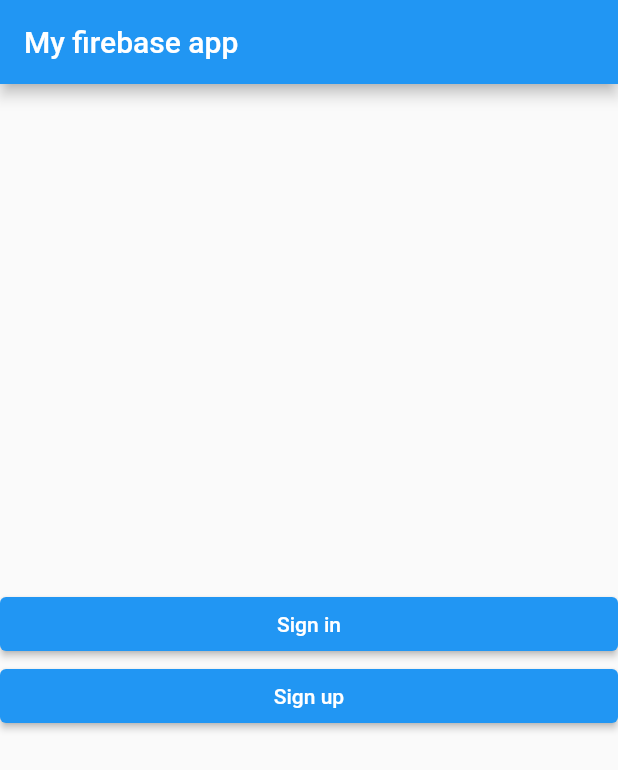
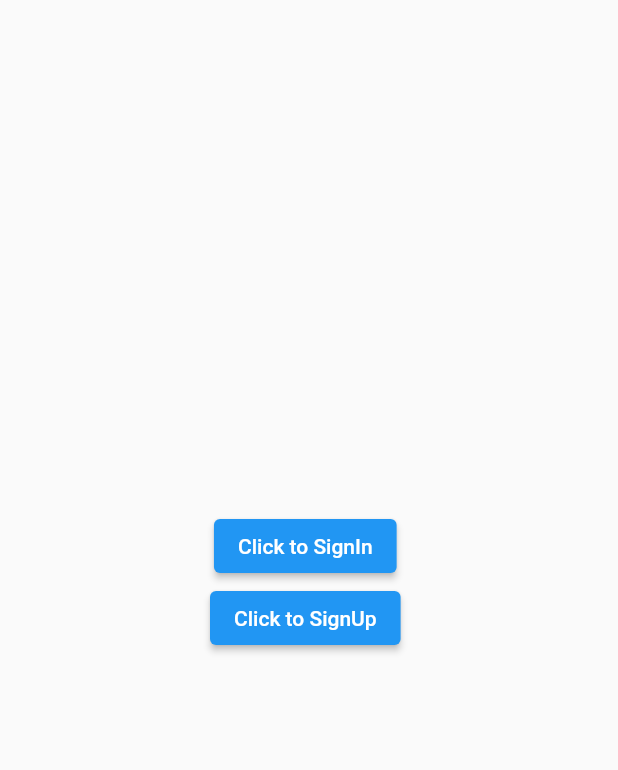
Before and after one commit to thathsaranipun/Flutter_Test, a Flutter app: the screen it shows after launch, on a phone screen of 412 x 824 dp. Shown: the top 770 px of the screen. Run offline on Flutter 3.47's test engine with Material 2 defaults, Android fonts, the phone set to English and light mode, and no system bars; our stand-ins replace firebase_auth, firebase_core; accounts and stored records are empty.

Commit message:
Added styles for pages

```diff
--- a/lib/Pages/home.dart
+++ b/lib/Pages/home.dart
@@ -1,4 +1,3 @@
-// ignore_for_file: unnecessary_import
 
 import 'package:check/Setup/calculator.dart';
 import 'package:check/Setup/photo.dart';
--- a/lib/Setup/calculator.dart
+++ b/lib/Setup/calculator.dart
@@ -12,8 +12,7 @@ List content = ["1","2","3","+","4","5","6","-","7","8","9","*","C","0",".","/",
 
   @override
   Widget build(BuildContext context) {
-    return MaterialApp(
-      home: Scaffold(
+    return Scaffold(
         appBar: AppBar(
           title: Text("Calculator"),
         ),
@@ -41,7 +40,7 @@ List content = ["1","2","3","+","4","5","6","-","7","8","9","*","C","0",".","/",
             ),
           ],
         ),
-      ),
+
     );
   }
 
--- a/lib/Setup/currency.dart
+++ b/lib/Setup/currency.dart
@@ -12,7 +12,7 @@ class CurrencyConverter extends StatefulWidget {
 
 class _CurrencyConverterState extends State<CurrencyConverter> {
   final fromTextController = TextEditingController();
-  late List<String> currencies;
+  late List<String> currencies = [];
   String fromCurrency = "USD";
   String toCurrency = "LKR";
   late String result="";
@@ -122,9 +122,9 @@ class _CurrencyConverterState extends State<CurrencyConverter> {
           .toList(),
       onChanged: (value) {
         if(currencyCategory == fromCurrency){
-          _onFromChanged(value!);
+          _onFromChanged(value as String);
         }else {
-          _onToChanged(value!);
+          _onToChanged(value as String);
         }
       },
     );
--- a/lib/Setup/welcome.dart
+++ b/lib/Setup/welcome.dart
@@ -10,25 +10,20 @@ class WelcomePage extends StatefulWidget {
 class _WelcomePageState extends State<WelcomePage> {
   @override
   Widget build(BuildContext context) {
-    return Scaffold(
-      appBar: AppBar(
-        title: Text('My firebase app'),
-      ),
-      body: Column(
-        mainAxisAlignment: MainAxisAlignment.center,
-        crossAxisAlignment: CrossAxisAlignment.stretch,
-        children: <Widget>[
-          ElevatedButton(
+      return Scaffold(
+        body: Padding(
+          padding: EdgeInsets.fromLTRB(140, 340, 0, 60),
+          child: Column(children: [
+            ElevatedButton(
             onPressed: navigateToSignIn,
-            child: Text('Sign in'),
-          ),
-          ElevatedButton(
+            child: Text('Click to SignIn'),
+            ),
+            ElevatedButton(
             onPressed: navigateToSignUp,
-            child: Text('Sign up'),
-          ),
-        ],
-      ),
-    );
+            child: Text('Click to SignUp'),
+            ),
+          ]),
+        ));
   }
 
   void navigateToSignIn(){
--- a/lib/main.dart
+++ b/lib/main.dart
@@ -14,6 +14,7 @@ class MyApp extends StatelessWidget {
   @override
   Widget build(BuildContext context) {
     return MaterialApp(
+      debugShowCheckedModeBanner: false,
       title: 'Flutter Demo',
       theme: ThemeData(
         primarySwatch: Colors.blue,
```
Also changed, not shown: lib/Setup/signIn.dart (+6 -2 lines), lib/Setup/signUp.dart (+9 -2 lines), pubspec.yaml (+4 -5 lines), pubspec.lock, 18 other files.
